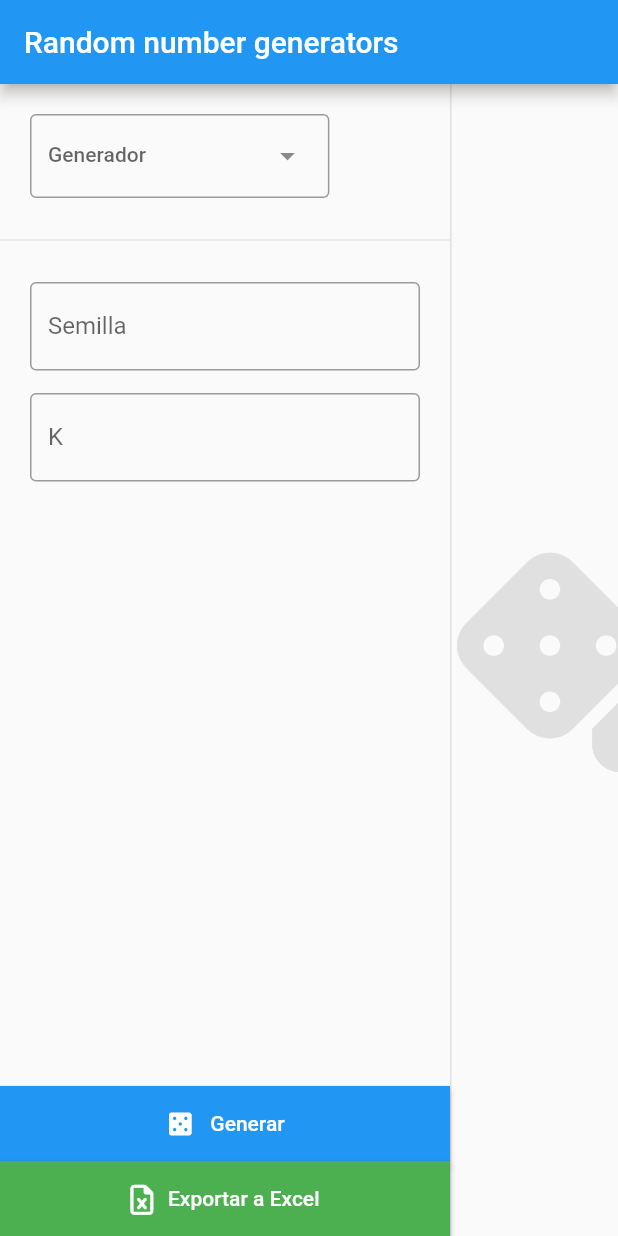
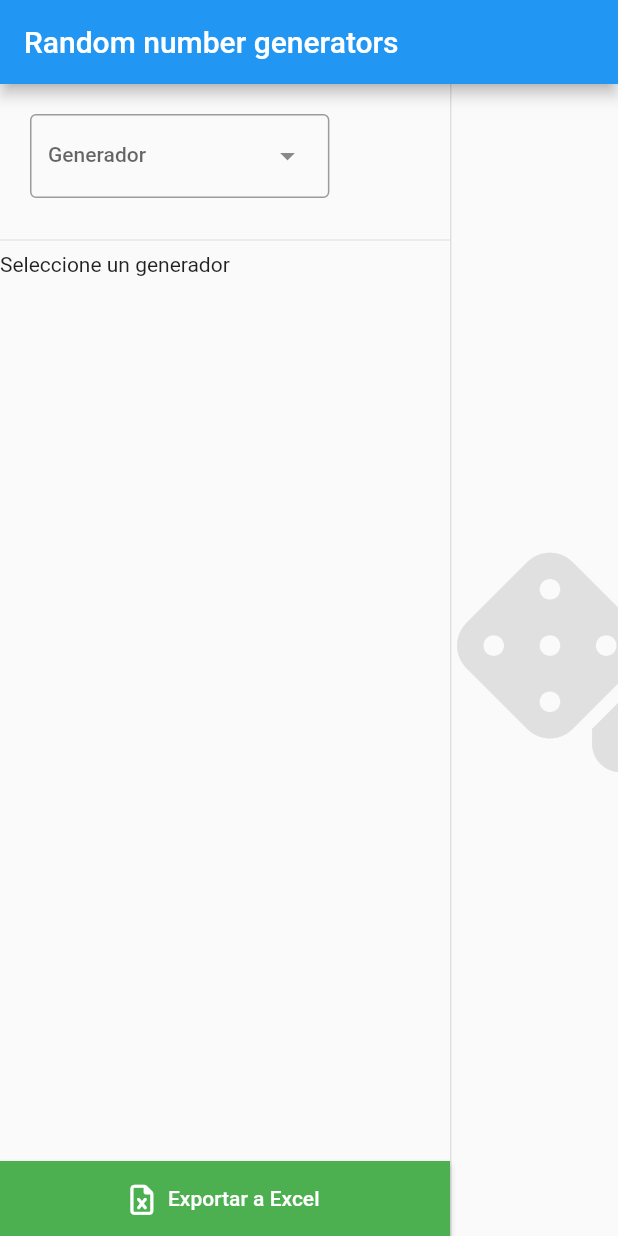
Before and after one commit to sarrietav-dev/random_generators, a Flutter app: the screen it shows after launch, on a phone screen of 412 x 824 dp. Run offline on Flutter 3.47's test engine with Material 2 defaults, Android fonts, the phone set to English and light mode, and no system bars; our stand-ins replace file_picker, font_awesome_flutter; missing offline and left inert: excel.

Commit message:
🚧 Final touches

```diff
--- a/lib/components/sidebar.dart
+++ b/lib/components/sidebar.dart
@@ -1,50 +1,14 @@
 import 'package:flutter/material.dart';
 import 'package:font_awesome_flutter/font_awesome_flutter.dart';
 import 'package:provider/provider.dart';
-import 'package:random_generators/components/generator_form_template.dart';
 import 'package:random_generators/models/generator_list.dart';
 import 'package:random_generators/models/generator_state.dart';
 import 'package:random_generators/modules/excel/excel_file_builder.dart';
-import 'package:random_generators/modules/generator_widgets/generator_widget_factory.dart';
 import 'package:file_picker/file_picker.dart';
 import 'package:random_generators/modules/generator_widgets/implementations/xor_shift_widget.dart';
 
 class Sidebar extends StatelessWidget {
-  Sidebar(
-      {super.key,
-      required this.generatorForm,
-      required this.onGenerate,
-      required this.onChangeGenerator,
-      required this.onExport});
-
-  final GeneratorFormWidget? generatorForm;
-  final Function(GeneratorList generator) onChangeGenerator;
-  final Function(List<int> randomNumbers) onGenerate;
-  final List<int> Function() onExport;
-
-  handleOnChange(int? dropdownEntryValue) {
-    switch (dropdownEntryValue) {
-      case 0:
-        onChangeGenerator(GeneratorList.xorShift);
-        break;
-      case 1:
-        onChangeGenerator(GeneratorList.mixto);
-        break;
-      case 2:
-        onChangeGenerator(GeneratorList.multiplicativo);
-        break;
-      case 3:
-        onChangeGenerator(GeneratorList.blumBlumShub);
-        break;
-    }
-  }
-
-  final Map<int, String> generators = {
-    0: "XorShift",
-    1: "Mixto",
-    2: "Multiplicativo",
-    3: "Blum Blum Shub",
-  };
+  Sidebar();
 
   @override
   Widget build(BuildContext context) {
@@ -62,7 +26,13 @@ class Sidebar extends StatelessWidget {
         child: Column(
           crossAxisAlignment: CrossAxisAlignment.start,
           children: [
-            Expanded(child: _SidebarHeader(child: XorShiftWidget())),
+            Expanded(
+                child: _SidebarHeader(
+                    child: Consumer<GeneratorState>(
+                        builder: (context, value, child) =>
+                            value.currentGenerator ??
+                            const Text("Seleccione un generador"),
+                        child: XorShiftWidget()))),
             Row(
               children: const [
                 Expanded(
@@ -78,13 +48,12 @@ class Sidebar extends StatelessWidget {
 }
 
 class _SidebarHeader extends StatelessWidget {
-  const _SidebarHeader({this.generatorNames = const [], required this.child});
+  const _SidebarHeader({required this.child});
 
-  final List<String> generatorNames;
   final Widget? child;
 
   Widget _divider() {
-    return Divider();
+    return const Divider();
   }
 
   @override
@@ -92,8 +61,8 @@ class _SidebarHeader extends StatelessWidget {
     return Column(
       crossAxisAlignment: CrossAxisAlignment.start,
       children: [
-        Padding(
-          padding: const EdgeInsets.symmetric(horizontal: 20.0, vertical: 20),
+        const Padding(
+          padding: EdgeInsets.symmetric(horizontal: 20.0, vertical: 20),
           child: _Dropdown(),
         ),
         _divider(),
@@ -107,21 +76,18 @@ class _SidebarHeader extends StatelessWidget {
 }
 
 class _Dropdown extends StatelessWidget {
-  _Dropdown();
-
-  // TODO: Get generator names from the global state
-  List<String> generatorNames = [
-    "XorShift",
-    "Mixto",
-    "Multiplicativo",
-    "Blum Blum Shub"
-  ];
+  const _Dropdown();
 
   @override
   Widget build(BuildContext context) {
+    var generatorNames =
+        Provider.of<GeneratorState>(context, listen: false).generatorNames;
     return DropdownMenu(
         onSelected: (value) {
-          Provider.of<GeneratorState>(context, listen: false);
+          if (value != null) {
+            Provider.of<GeneratorState>(context, listen: false)
+                .changeGenerator(value);
+          }
         },
         label: const Text("Generador"),
         dropdownMenuEntries: [
@@ -178,49 +144,3 @@ class ExcelButton extends StatelessWidget {
         ));
   }
 }
-
-class GenerateButton extends StatelessWidget {
-  const GenerateButton({super.key, required this.onPressed});
-
-  final Function onPressed;
-
-  handleOnPressed(BuildContext context) {
-    var generatorForm;
-    if (generatorForm == null) {
-      ScaffoldMessenger.of(context).showSnackBar(
-        const SnackBar(
-          content: Text("Seleccione un generador"),
-          backgroundColor: Colors.redAccent,
-        ),
-      );
-      return;
-    }
-    var formKey = generatorForm?.formState;
-
-    if (formKey == null) return;
-    if (!formKey.currentState!.validate()) return;
-    var numbers = generatorForm!.getNumbers();
-    // onGenerate(numbers);
-  }
-
-  @override
-  Widget build(BuildContext context) {
-    return ElevatedButton(
-        style: ElevatedButton.styleFrom(
-            backgroundColor: Colors.blue,
-            shape: const ContinuousRectangleBorder(
-                borderRadius: BorderRadius.all(Radius.circular(0))),
-            minimumSize: const Size.fromHeight(50)),
-        onPressed: () => onPressed(),
-        child: Row(
-          mainAxisAlignment: MainAxisAlignment.center,
-          children: const [
-            Icon(Icons.casino, size: 20),
-            SizedBox(
-              width: 10,
-            ),
-            Text("Generar")
-          ],
-        ));
-  }
-}
--- a/lib/main.dart
+++ b/lib/main.dart
@@ -2,9 +2,7 @@ import 'package:flutter/material.dart';
 import 'package:font_awesome_flutter/font_awesome_flutter.dart';
 import 'package:provider/provider.dart';
 import 'package:random_generators/components/number_list.dart';
-import 'package:random_generators/modules/generator_widgets/generator_widget_factory.dart';
 import 'package:random_generators/modules/generator_widgets/implementations/multiplicativo_widget.dart';
-import 'package:random_generators/modules/generator_widgets/implementations/xor_shift_widget.dart';
 
 import 'components/sidebar.dart';
 import 'models/generator_list.dart';
@@ -33,56 +31,19 @@ class MyApp extends StatelessWidget {
   }
 }
 
-class MyHomePage extends StatefulWidget {
+class MyHomePage extends StatelessWidget {
   const MyHomePage({super.key, required this.title});
 
   final String title;
 
   @override
-  State<MyHomePage> createState() => _MyHomePageState();
-}
-
-class _MyHomePageState extends State<MyHomePage> {
-  List<int> _numbers = [];
-  GeneratorFormWidget? generatorForm;
-
-  onChangeGenerator(GeneratorList generator) {
-    setState(() {
-      switch (generator) {
-        case GeneratorList.xorShift:
-          //generatorForm = XorShiftWidget();
-          break;
-        case GeneratorList.mixto:
-          // generatorForm = MixtoWidget();
-          break;
-        case GeneratorList.multiplicativo:
-          generatorForm = MultiplicativoWidget();
-          break;
-        case GeneratorList.blumBlumShub:
-          generatorForm = BlumBlumShubWidget();
-          break;
-      }
-      _numbers = [];
-    });
-  }
-
-  @override
   Widget build(BuildContext context) {
     return Scaffold(
         appBar: AppBar(
-          title: Text(widget.title),
+          title: Text(title),
         ),
         body: Row(children: [
-          Sidebar(
-            onChangeGenerator: onChangeGenerator,
-            onExport: () => _numbers,
-            generatorForm: generatorForm,
-            onGenerate: (List<int> randomNumbers) {
-              setState(() {
-                _numbers = randomNumbers;
-              });
-            },
-          ),
+          Sidebar(),
           Consumer<GeneratorState>(
             child: Expanded(
               child: Center(
--- a/lib/modules/generator_widgets/generator_widget_factory.dart
+++ /dev/null
@@ -1,8 +0,0 @@
-import 'package:flutter/material.dart';
-
-abstract class GeneratorFormWidget extends StatelessWidget {
-  const GeneratorFormWidget({super.key});
-
-  List<int> getNumbers();
-  GlobalKey<FormState> get formState;
-}
--- a/lib/modules/generator_widgets/implementations/blum_blum_shub_widget.dart
+++ b/lib/modules/generator_widgets/implementations/blum_blum_shub_widget.dart
@@ -1,6 +1,5 @@
 import 'package:flutter/material.dart';
 import 'package:random_generators/components/generator_form_template.dart';
-import 'package:random_generators/modules/generator_widgets/generator_widget_factory.dart';
 import 'package:random_generators/modules/generators/generators/blum_blum_shub.dart';
 
 class BlumBlumShubWidget extends GeneratorFormTemplate {
--- a/lib/modules/generator_widgets/implementations/multiplicativo_widget.dart
+++ b/lib/modules/generator_widgets/implementations/multiplicativo_widget.dart
@@ -1,6 +1,5 @@
 import 'package:flutter/material.dart';
 import 'package:random_generators/components/generator_form_template.dart';
-import 'package:random_generators/modules/generator_widgets/generator_widget_factory.dart';
 import 'package:random_generators/modules/generators/generators/multiplicativo.dart';
 
 class MultiplicativoWidget extends GeneratorFormTemplate {
```
Also changed, not shown: lib/components/generator_form_template.dart (+29 -0 lines), lib/models/generator_state.dart (+22 -1 lines).
